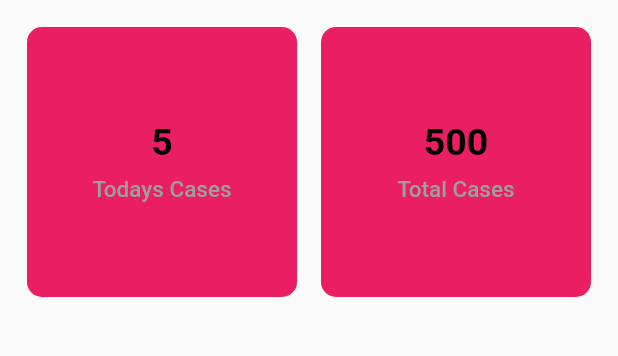
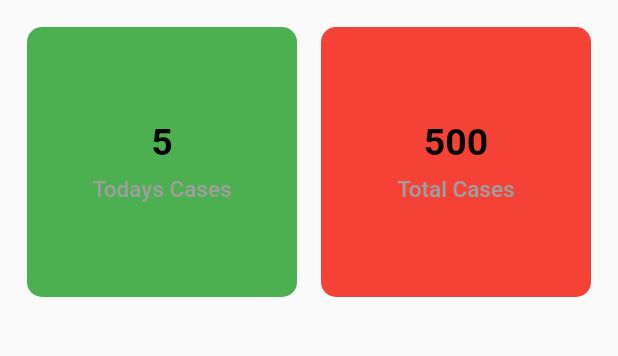
Before and after one commit to HEYKASHIF/virus_tracker, a Flutter app: the screen it shows after launch, on a phone screen of 412 x 824 dp, the part 84-440 px from its top. Run offline on Flutter 3.47's test engine with Material 2 defaults, Android fonts, the phone set to English and light mode, and no system bars.

Commit message:
29-april commit10

```diff
--- a/lib/HomePage.dart
+++ b/lib/HomePage.dart
@@ -20,12 +20,14 @@ class _HomePageState extends State<HomePage> {
           children: [
             Expanded(
               child: MyCard(
+                  BgColor: Colors.green,
                   data: '5',
                   textcolor: Colors.black,
                   belowdata: 'Todays Cases'),
             ),
             Expanded(
               child: MyCard(
+                  BgColor: Colors.red,
                   data: '500',
                   textcolor: Colors.black,
                   belowdata: 'Total Cases'),
--- a/lib/widgets/MyCard.dart
+++ b/lib/widgets/MyCard.dart
@@ -4,11 +4,13 @@ class MyCard extends StatelessWidget {
   final String data;
   final Color textcolor;
   final String belowdata;
+  final Color BgColor;
   const MyCard(
       {super.key,
       required this.data,
       required this.textcolor,
-      required this.belowdata});
+      required this.belowdata,
+      required this.BgColor});
 
   @override
   Widget build(BuildContext context) {
@@ -19,7 +21,7 @@ class MyCard extends StatelessWidget {
         width: 180,
         // color: Colors.amber,
         decoration: BoxDecoration(
-          color: Colors.pink,
+          color: BgColor,
           borderRadius: BorderRadius.all(
             Radius.circular(
               10,
```
